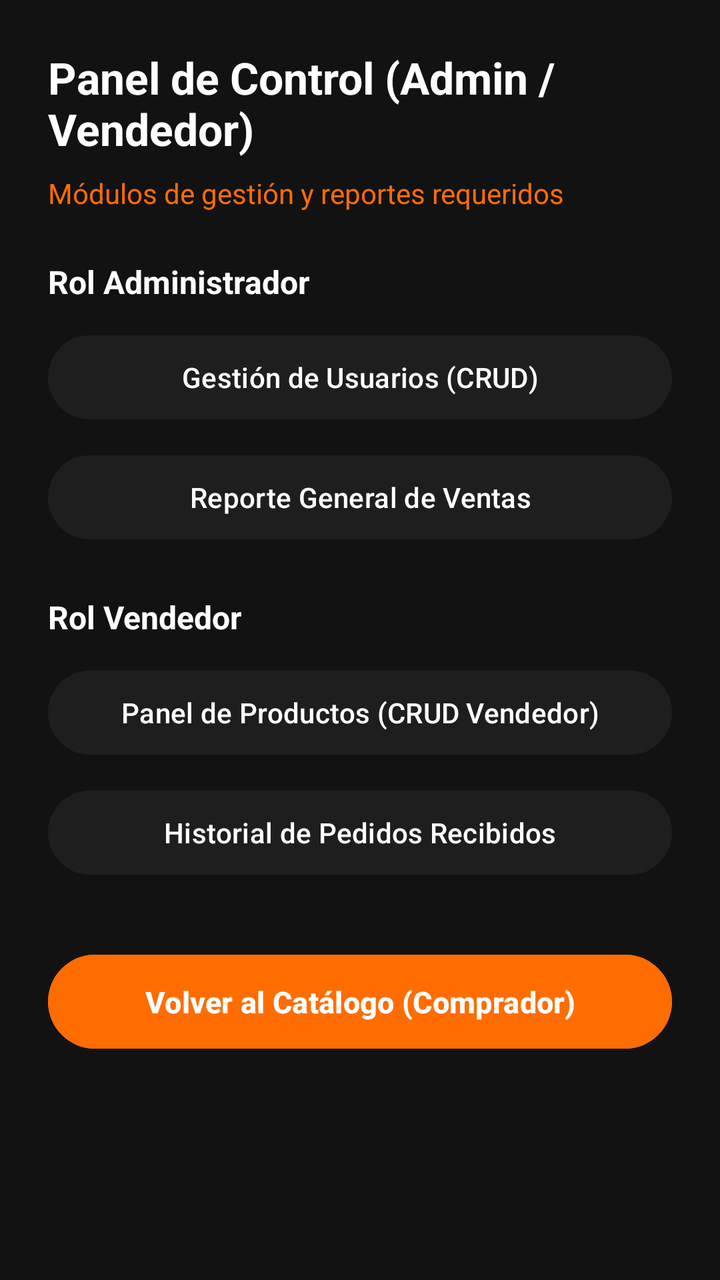
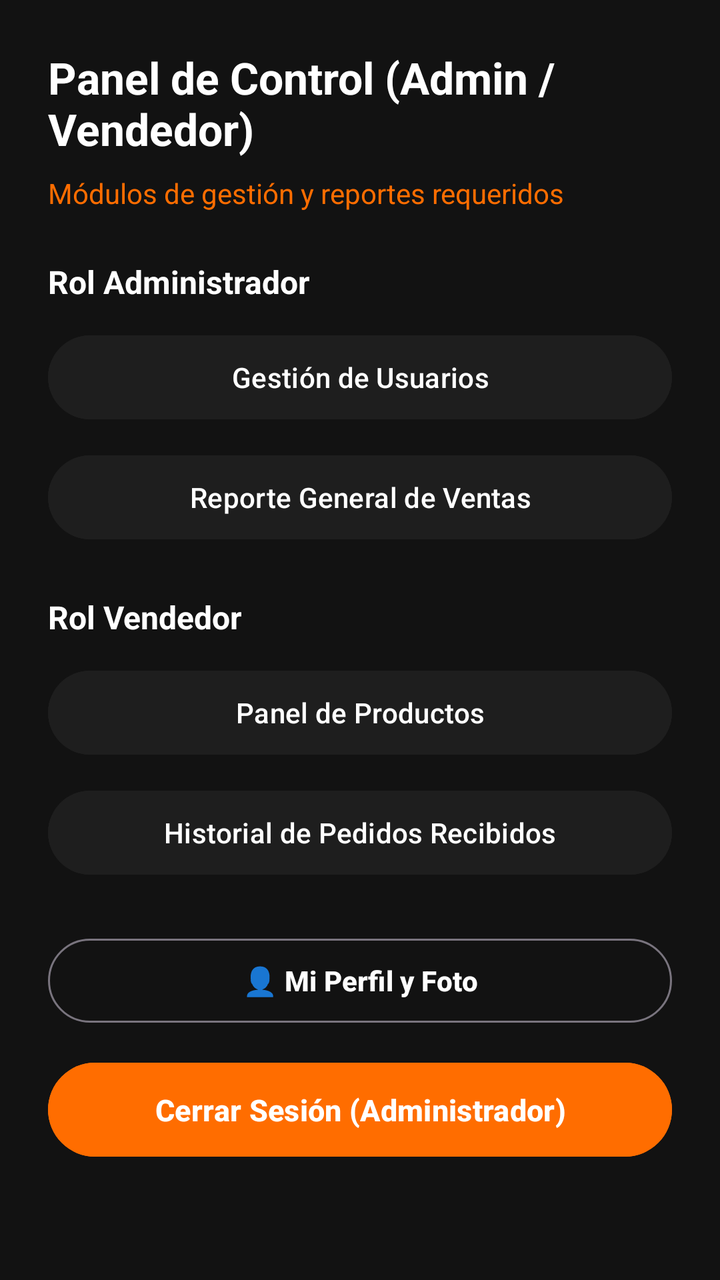

Two renders of the same Android screen: before a commit and after it. Below are the layout's source before the change and the commit's diff.
<!-- AndroidManifest.xml: application theme Theme.MotoGearColombia -->
<!-- res/layout/activity_admin_seller_dashboard.xml -->
<?xml version="1.0" encoding="utf-8"?>
<ScrollView xmlns:android="http://schemas.android.com/apk/res/android"
    android:layout_width="match_parent"
    android:layout_height="match_parent"
    android:background="#121212"
    android:fillViewport="true">

    <LinearLayout
        android:layout_width="match_parent"
        android:layout_height="wrap_content"
        android:orientation="vertical"
        android:padding="24dp">

        
        <TextView
            android:layout_width="wrap_content"
            android:layout_height="wrap_content"
            android:text="Panel de Control (Admin / Vendedor)"
            android:textColor="#FFFFFF"
            android:textSize="22sp"
            android:textStyle="bold"
            android:layout_marginBottom="8dp"/>

        <TextView
            android:layout_width="wrap_content"
            android:layout_height="wrap_content"
            android:text="Módulos de gestión y reportes requeridos"
            android:textColor="#FF6D00"
            android:textSize="14sp"
            android:layout_marginBottom="24dp"/>

        
        <TextView
            android:layout_width="wrap_content"
            android:layout_height="wrap_content"
            android:text="Rol Administrador"
            android:textColor="#FFFFFF"
            android:textSize="16sp"
            android:textStyle="bold"
            android:layout_marginBottom="12dp"/>

        <Button
            android:id="@+id/btnAdminUsers"
            android:layout_width="match_parent"
            android:layout_height="50dp"
            android:backgroundTint="#1E1E1E"
            android:text="Gestión de Usuarios (CRUD)"
            android:textColor="#FFFFFF"
            android:textSize="14sp"
            android:layout_marginBottom="10dp"/>

        <Button
            android:id="@+id/btnAdminReports"
            android:layout_width="match_parent"
            android:layout_height="50dp"
            android:backgroundTint="#1E1E1E"
            android:text="Reporte General de Ventas"
            android:textColor="#FFFFFF"
            android:textSize="14sp"
            android:layout_marginBottom="24dp"/>

        
        <TextView
            android:layout_width="wrap_content"
            android:layout_height="wrap_content"
            android:text="Rol Vendedor"
            android:textColor="#FFFFFF"
            android:textSize="16sp"
            android:textStyle="bold"
            android:layout_marginBottom="12dp"/>

        <Button
            android:id="@+id/btnSellerProducts"
            android:layout_width="match_parent"
            android:layout_height="50dp"
            android:backgroundTint="#1E1E1E"
            android:text="Panel de Productos (CRUD Vendedor)"
            android:textColor="#FFFFFF"
            android:textSize="14sp"
            android:layout_marginBottom="10dp"/>

        <Button
            android:id="@+id/btnSellerOrders"
            android:layout_width="match_parent"
            android:layout_height="50dp"
            android:backgroundTint="#1E1E1E"
            android:text="Historial de Pedidos Recibidos"
            android:textColor="#FFFFFF"
            android:textSize="14sp"
            android:layout_marginBottom="32dp"/>

        
        <Button
            android:id="@+id/btnBackToCatalog"
            android:layout_width="match_parent"
            android:layout_height="55dp"
            android:backgroundTint="#FF6D00"
            android:text="Volver al Catálogo (Comprador)"
            android:textColor="#FFFFFF"
            android:textSize="15sp"
            android:textStyle="bold"/>

    </LinearLayout>
</ScrollView>
<!-- resources referenced by this layout -->
<resources>
  <style name="Theme.MotoGearColombia" parent="Theme.Material3.DayNight.NoActionBar">
          
          <item name="colorPrimary">@color/accent_orange</item>
          
          <item name="android:windowBackground">@color/primary_dark</item>
      </style>
  <color name="accent_orange">#FF6D00</color>
  <color name="primary_dark">#121212</color>
</resources>

<!-- the commit's change to res/layout/activity_admin_seller_dashboard.xml (unified diff, before → after) -->
@@ -2,6 +2,7 @@
 <ScrollView xmlns:android="http://schemas.android.com/apk/res/android"
     android:layout_width="match_parent"
     android:layout_height="match_parent"
+    android:fitsSystemWindows="true"
     android:background="#121212"
     android:fillViewport="true">
 
@@ -44,7 +45,7 @@
             android:layout_width="match_parent"
             android:layout_height="50dp"
             android:backgroundTint="#1E1E1E"
-            android:text="Gestión de Usuarios (CRUD)"
+            android:text="Gestión de Usuarios"
             android:textColor="#FFFFFF"
             android:textSize="14sp"
             android:layout_marginBottom="10dp"/>
@@ -74,7 +75,7 @@
             android:layout_width="match_parent"
             android:layout_height="50dp"
             android:backgroundTint="#1E1E1E"
-            android:text="Panel de Productos (CRUD Vendedor)"
+            android:text="Panel de Productos"
             android:textColor="#FFFFFF"
             android:textSize="14sp"
             android:layout_marginBottom="10dp"/>
@@ -87,7 +88,19 @@
             android:text="Historial de Pedidos Recibidos"
             android:textColor="#FFFFFF"
             android:textSize="14sp"
-            android:layout_marginBottom="32dp"/>
+            android:layout_marginBottom="24dp"/>
+
+        
+        <Button
+            android:id="@+id/btnAdminProfile"
+            style="@style/Widget.Material3.Button.OutlinedButton"
+            android:layout_width="match_parent"
+            android:layout_height="50dp"
+            android:text="👤 Mi Perfil y Foto"
+            android:textColor="#FFFFFF"
+            android:textSize="14sp"
+            android:textStyle="bold"
+            android:layout_marginBottom="12dp"/>
 
         
         <Button
@@ -95,7 +108,7 @@
             android:layout_width="match_parent"
             android:layout_height="55dp"
             android:backgroundTint="#FF6D00"
-            android:text="Volver al Catálogo (Comprador)"
+            android:text="Cerrar Sesión (Administrador)"
             android:textColor="#FFFFFF"
             android:textSize="15sp"
             android:textStyle="bold"/>
